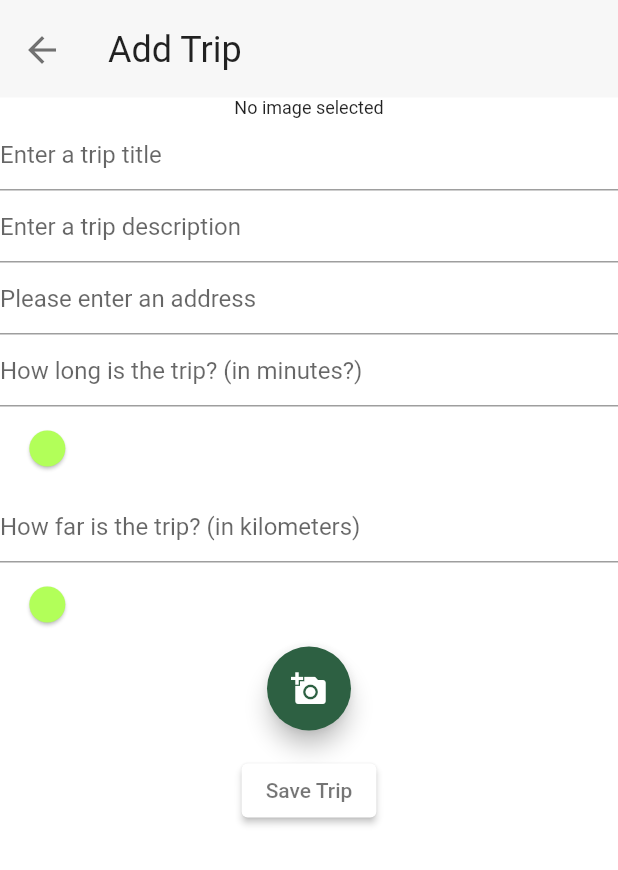
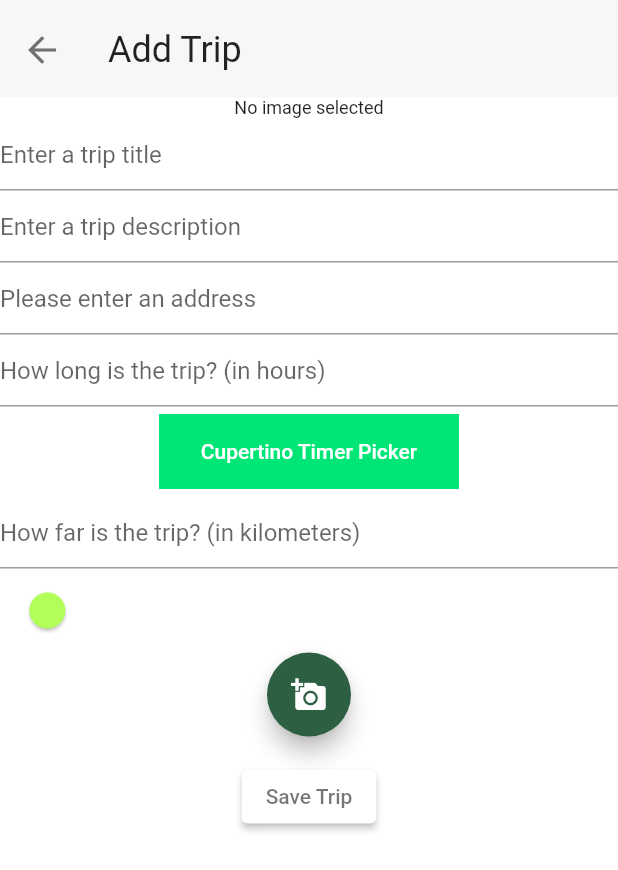
Before and after one commit to HadenHiles/daytrip, a Flutter app: the AddTrip screen opened directly, on a phone screen of 412 x 824 dp. Shown: the top 870 px of the screen. Run offline on Flutter 3.47's test engine with Material 2 defaults, Android fonts, the phone set to English and light mode, and no system bars; our stand-ins replace cloud_firestore, firebase_auth, firebase_core, flutter_signin_button, google_sign_in, image_picker and 2 more; missing offline and left inert: password_strength; accounts and stored records are empty.

Commit message:
Changing the Duration slider to a timer picker
Values cannot be saved to Firestore as it's not a double.

```diff
--- a/lib/tabs/trips/Trip.dart
+++ b/lib/tabs/trips/Trip.dart
@@ -6,6 +6,7 @@ import 'package:firebase_auth/firebase_auth.dart';
 import 'package:flutter/material.dart';
 import 'package:image_picker/image_picker.dart';
 import 'package:daytrip/models/firestore/Trip.dart';
+import 'package:flutter/cupertino.dart';
 
 class AddTrip extends StatefulWidget {
   AddTrip({Key key}) : super(key: key);
@@ -24,13 +25,65 @@ class _AddTripState extends State<AddTrip> {
   final TextEditingController kilometersTextController = TextEditingController();
   final TextEditingController durationTextController = TextEditingController();
 
+
   // Used for image picker
   File _image;
   final picker = ImagePicker();
+  Widget button(String text, {Function onPressed, Color color}) {
+    return Container(
+      width: 200,
+      height: 50,
+      margin: EdgeInsets.symmetric(vertical: 5),
+      color: color ?? Colors.redAccent,
+      child: MaterialButton(
+          child: Text(
+            '$text',
+            style: TextStyle(color: Colors.white),
+          ),
+          onPressed: onPressed),
+    );
+  }
+
+  //Used for the Cupterino Timer Picker
+    Duration initialtimer = new Duration();
+    Future<void> bottomSheet(BuildContext context, Widget child,
+      {double height}) {
+    return showModalBottomSheet(
+        isScrollControlled: false,
+        shape: RoundedRectangleBorder(
+            borderRadius: BorderRadius.only(
+                topLeft: Radius.circular(13), topRight: Radius.circular(13))),
+        backgroundColor: Colors.white,
+        context: context,
+        builder: (context) => Container(
+            height: height ?? MediaQuery.of(context).size.height / 3,
+            child: child));
+  }
+
+    //Used for the Cupertino Time Picker
+    Widget timePicker() {
+    return CupertinoTimerPicker(
+      mode: CupertinoTimerPickerMode.hm,
+      minuteInterval: 15,
+      initialTimerDuration: initialtimer,
+      onTimerDurationChanged: (Duration changedtimer) {
+        setState(() {
+          initialtimer = changedtimer;
+          time = changedtimer.inHours.toString() +
+              ' hrs ' +
+              (changedtimer.inMinutes).toString() +
+              ' mins ';
+              durationTextController.text = changedtimer.toString().substring(0,5).trimRight();
+        });
+      },
+    );
+  }
 
   // Default values for kilometer and duration
   double _kilometerValue = 1.0;
   double _durationValue = 1.0;
+  String time;
+  String dateTime;
 
   Future getImage() async {
     final pickedFile = await picker.getImage(source: ImageSource.gallery);
@@ -140,7 +193,7 @@ class _AddTripState extends State<AddTrip> {
             // Creating a TextFormField that uses the number keyboard for ease of access.
             TextFormField(
                 decoration: const InputDecoration(
-                  hintText: 'How long is the trip? (in minutes?)',
+                  hintText: 'How long is the trip? (in hours)',
                 ),
                 controller: durationTextController,
                 keyboardType: TextInputType.number,
@@ -162,7 +215,7 @@ class _AddTripState extends State<AddTrip> {
                 });
               },
             ),
-            SliderTheme(
+            /* SliderTheme(
               data: SliderTheme.of(context).copyWith(
                 activeTrackColor: Colors.green[700],
                 inactiveTrackColor: Colors.transparent,
@@ -186,7 +239,15 @@ class _AddTripState extends State<AddTrip> {
                   durationTextController.text = _durationValue.toString();
                 },
               ),
-            ),
+            ), */
+              dateTime == null ? Container() : Text('$dateTime'),
+              button(
+                "Cupertino Timer Picker",
+                color: Colors.greenAccent[400],
+                onPressed: () {
+                  bottomSheet(context, timePicker());
+                },
+              ),
             // Creating a TextFormField that uses the number keyboard for ease of access.
             TextFormField(
                 decoration: const InputDecoration(
```
Also changed, not shown: pubspec.lock.
